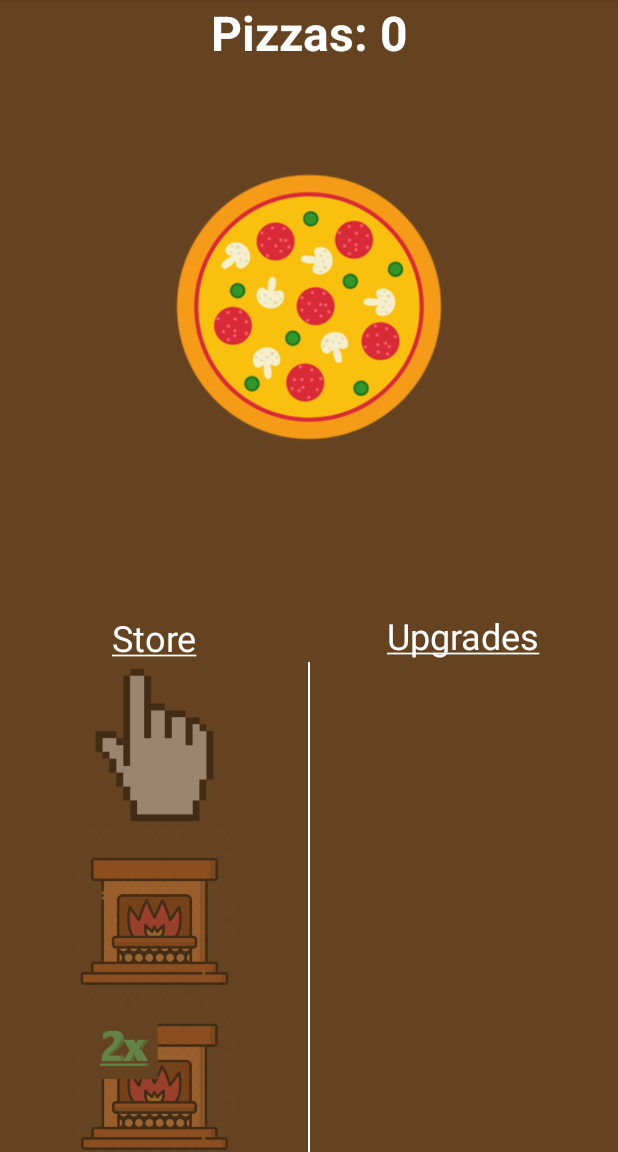
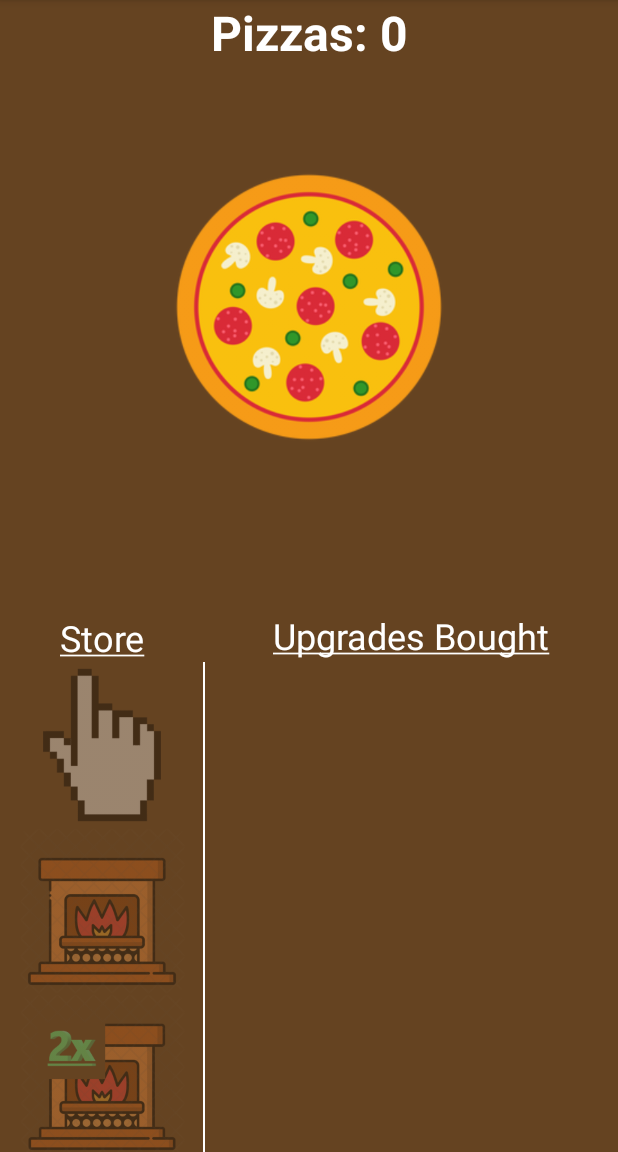
Before and after one commit to tilwe28/CookieClicker, an Android app: the screen it shows after launch (MainActivity), on a phone screen of 412 x 824 dp, the part 84-1236 px from its top. Run offline under Robolectric (Android 15) with nearby library versions, the phone set to English and light mode, and no system bars.

Commit message:
Finished
allowed passive upgrade to be bought multiple times

```diff
--- a/app/src/main/res/layout/activity_main.xml
+++ b/app/src/main/res/layout/activity_main.xml
@@ -38,7 +38,7 @@
         android:layout_height="wrap_content"
         android:background="#FFFFFF"
         android:orientation="vertical"
-        app:layout_constraintGuide_percent="0.5" />
+        app:layout_constraintGuide_percent="0.33" />
 
     <androidx.constraintlayout.widget.Guideline
         android:id="@+id/guideline_horizontal"
@@ -129,9 +129,28 @@
         android:layout_width="0dp"
         android:layout_height="0dp"
         android:orientation="vertical"
+        android:weightSum="1"
         app:layout_constraintBottom_toBottomOf="parent"
         app:layout_constraintEnd_toEndOf="parent"
         app:layout_constraintStart_toEndOf="@+id/guideline_vertical"
-        app:layout_constraintTop_toTopOf="@+id/guideline_horizontal"></LinearLayout>
+        app:layout_constraintTop_toTopOf="@+id/guideline_horizontal">
+
+        <LinearLayout
+            android:id="@+id/linearLayout_clicker"
+            android:layout_width="match_parent"
+            android:layout_height="0dp"
+            android:layout_weight="0.5"
+            android:orientation="horizontal">
+
+        </LinearLayout>
+
+        <LinearLayout
+            android:id="@+id/linearLayout_passive"
+            android:layout_width="match_parent"
+            android:layout_height="0dp"
+            android:layout_weight="0.5"
+            android:weightSum="1"
+            android:orientation="horizontal"></LinearLayout>
+    </LinearLayout>
 
 </androidx.constraintlayout.widget.ConstraintLayout>
```
Also changed, not shown: app/src/main/java/com/example/cookieclicker/MainActivity.java (+40 -37 lines).
